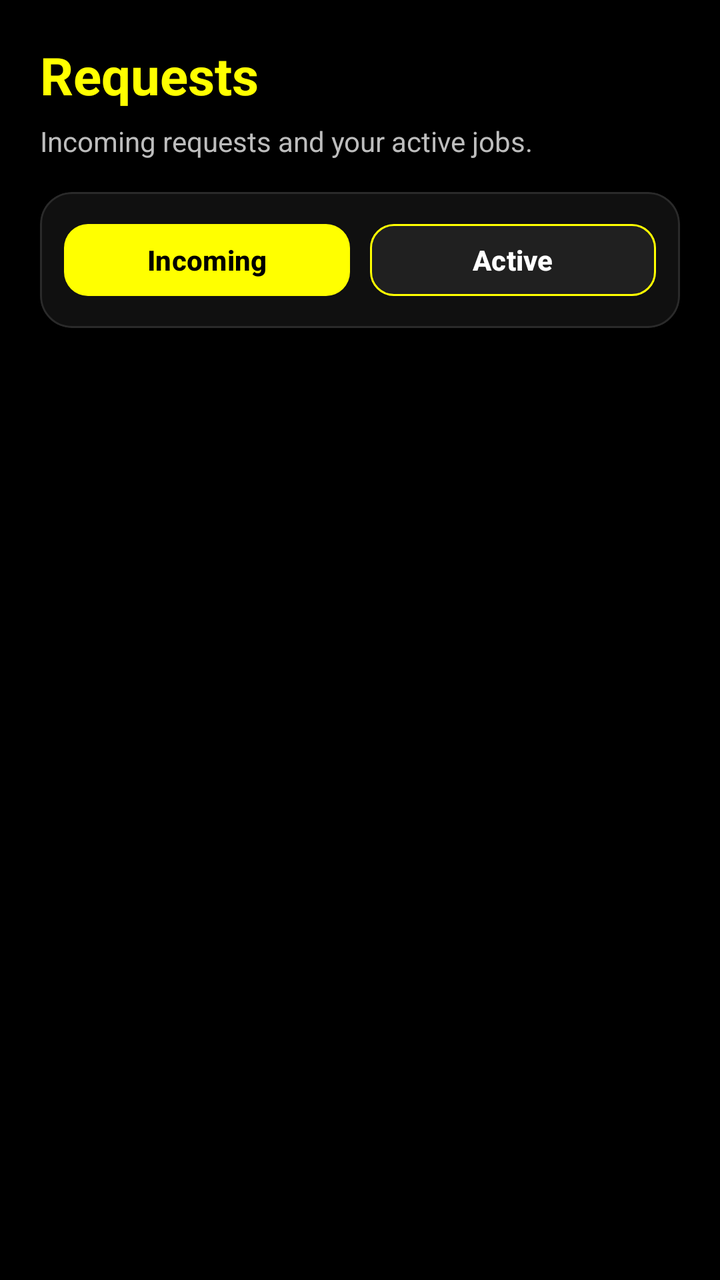
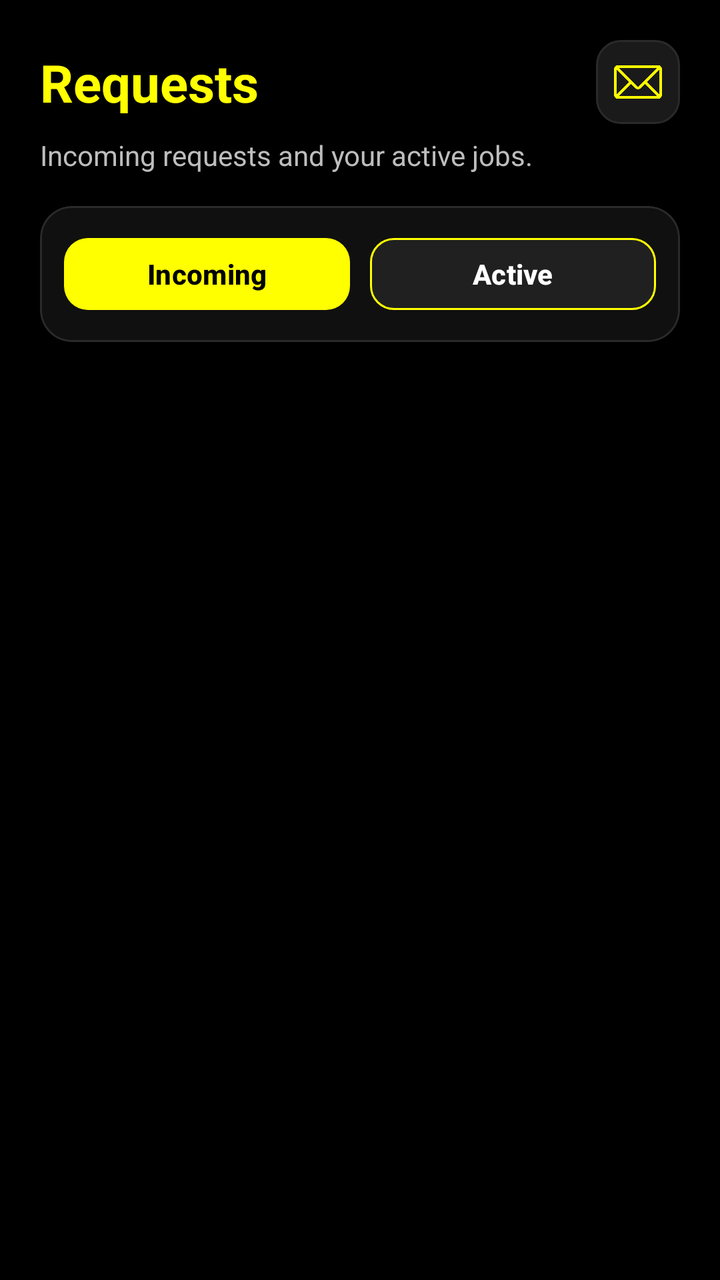

Before-and-after screenshots of an Android layout around one commit, followed by the original layout XML and the change that was made.
<!-- AndroidManifest.xml: application theme Theme.MyApplication -->
<!-- res/layout/fragment_mechanic_requests.xml -->
<?xml version="1.0" encoding="utf-8"?>
<ScrollView xmlns:android="http://schemas.android.com/apk/res/android"
    xmlns:app="http://schemas.android.com/apk/res-auto"
    android:layout_width="match_parent"
    android:layout_height="match_parent"
    android:background="#000000"
    android:fillViewport="true"
    android:padding="20dp"
    android:paddingBottom="28dp">

    <LinearLayout
        android:layout_width="match_parent"
        android:layout_height="wrap_content"
        android:orientation="vertical">

        
        <TextView
            android:id="@+id/tvMechanicRequestsTitle"
            android:layout_width="wrap_content"
            android:layout_height="wrap_content"
            android:text="Requests"
            android:textSize="26sp"
            android:textStyle="bold"
            android:textColor="#FFFF00" />

        <TextView
            android:layout_width="match_parent"
            android:layout_height="wrap_content"
            android:layout_marginTop="6dp"
            android:text="Incoming requests and your active jobs."
            android:textColor="#BDBDBD" />

        
        <com.google.android.material.card.MaterialCardView
            android:layout_width="match_parent"
            android:layout_height="wrap_content"
            android:layout_marginTop="16dp"
            app:cardBackgroundColor="#101010"
            app:cardCornerRadius="16dp"
            app:cardElevation="0dp"
            app:strokeColor="#2A2A2A"
            app:strokeWidth="1dp">

            <LinearLayout
                android:id="@+id/tabsContainer"
                android:layout_width="match_parent"
                android:layout_height="wrap_content"
                android:orientation="horizontal"
                android:padding="12dp">

                <com.google.android.material.button.MaterialButton
                    android:id="@+id/btnTabIncoming"
                    android:layout_width="0dp"
                    android:layout_height="44dp"
                    android:layout_weight="1"
                    android:text="Incoming"
                    android:textAllCaps="false"
                    android:textStyle="bold"
                    android:textColor="#000000"
                    app:cornerRadius="12dp"
                    app:backgroundTint="#FFFF00"
                    app:strokeWidth="0dp" />

                <View
                    android:layout_width="10dp"
                    android:layout_height="1dp" />

                <com.google.android.material.button.MaterialButton
                    android:id="@+id/btnTabActive"
                    android:layout_width="0dp"
                    android:layout_height="44dp"
                    android:layout_weight="1"
                    android:text="Active"
                    android:textAllCaps="false"
                    android:textStyle="bold"
                    android:textColor="#FFFFFF"
                    app:cornerRadius="12dp"
                    app:backgroundTint="#202020"
                    app:strokeColor="#FFFF00"
                    app:strokeWidth="1dp" />

            </LinearLayout>
        </com.google.android.material.card.MaterialCardView>

        
        <androidx.recyclerview.widget.RecyclerView
            android:id="@+id/rvIncoming"
            android:layout_width="match_parent"
            android:layout_height="wrap_content"
            android:layout_marginTop="14dp"
            android:visibility="visible"
            android:clipToPadding="false"
            android:paddingBottom="12dp" />

        <androidx.recyclerview.widget.RecyclerView
            android:id="@+id/rvActive"
            android:layout_width="match_parent"
            android:layout_height="wrap_content"
            android:layout_marginTop="14dp"
            android:visibility="gone"
            android:clipToPadding="false"
            android:paddingBottom="12dp" />

    </LinearLayout>

</ScrollView>
<!-- resources referenced by this layout -->
<resources>
  <style name="Theme.MyApplication" parent="Base.Theme.MyApplication" />
  <style name="Base.Theme.MyApplication" parent="Theme.Material3.DayNight.NoActionBar">
          
          
      </style>
</resources>

<!-- the commit's change to res/layout/fragment_mechanic_requests.xml (unified diff, before → after) -->
@@ -14,14 +14,51 @@
         android:orientation="vertical">
 
         
-        <TextView
-            android:id="@+id/tvMechanicRequestsTitle"
-            android:layout_width="wrap_content"
-            android:layout_height="wrap_content"
-            android:text="Requests"
-            android:textSize="26sp"
-            android:textStyle="bold"
-            android:textColor="#FFFF00" />
+        <androidx.constraintlayout.widget.ConstraintLayout
+            android:layout_width="match_parent"
+            android:layout_height="wrap_content">
+
+            
+            <TextView
+                android:id="@+id/tvMechanicRequestsTitle"
+                android:layout_width="0dp"
+                android:layout_height="wrap_content"
+                android:text="Requests"
+                android:textSize="26sp"
+                android:textStyle="bold"
+                android:textColor="#FFFF00"
+                app:layout_constraintStart_toStartOf="parent"
+                app:layout_constraintEnd_toStartOf="@+id/btnMessages"
+                app:layout_constraintTop_toTopOf="parent"
+                app:layout_constraintBottom_toBottomOf="parent"
+                android:layout_marginEnd="12dp" />
+
+            
+            <FrameLayout
+                android:id="@+id/messagesBtnContainer"
+                android:layout_width="42dp"
+                android:layout_height="42dp"
+                app:layout_constraintEnd_toEndOf="parent"
+                app:layout_constraintTop_toTopOf="parent"
+                app:layout_constraintBottom_toBottomOf="parent">
+
+                <ImageButton
+                    android:id="@+id/btnMessages"
+                    android:layout_width="match_parent"
+                    android:layout_height="match_parent"
+                    android:background="@drawable/qf_icon_btn_bg"
+                    android:contentDescription="Messages"
+                    android:padding="9dp"
+                    android:scaleType="centerInside"
+                    android:src="@drawable/ic_message"
+                    app:tint="#FFFF00" />
+
+                
+
+
+            </FrameLayout>
+
+        </androidx.constraintlayout.widget.ConstraintLayout>
 
         <TextView
             android:layout_width="match_parent"
<!-- resource entries referenced after the edit -->
@@ -1,9 +1,21 @@
 <!-- resources referenced by this layout -->
 <resources>
+  <!-- drawable ic_message: png bitmap (drawable, 9451 bytes) -->
+  <!-- drawable qf_icon_btn_bg (drawable) -->
+  <?xml version="1.0" encoding="utf-8"?>
+  <shape xmlns:android="http://schemas.android.com/apk/res/android">
+      <solid android:color="#1A1A1A"/>
+      <corners android:radius="12dp"/>
+      <stroke android:width="1dp" android:color="#2A2A2A"/>
+  </shape>
   <style name="Theme.MyApplication" parent="Base.Theme.MyApplication" />
   <style name="Base.Theme.MyApplication" parent="Theme.Material3.DayNight.NoActionBar">
-          
-          
+          <item name="android:statusBarColor">#000000</item>
+          <item name="android:navigationBarColor">#101010</item>
+  
+          <item name="android:windowLightStatusBar">false</item>
+  
+          <item name="android:windowLightNavigationBar" tools:targetApi="27">false</item>
       </style>
 </resources>
 
